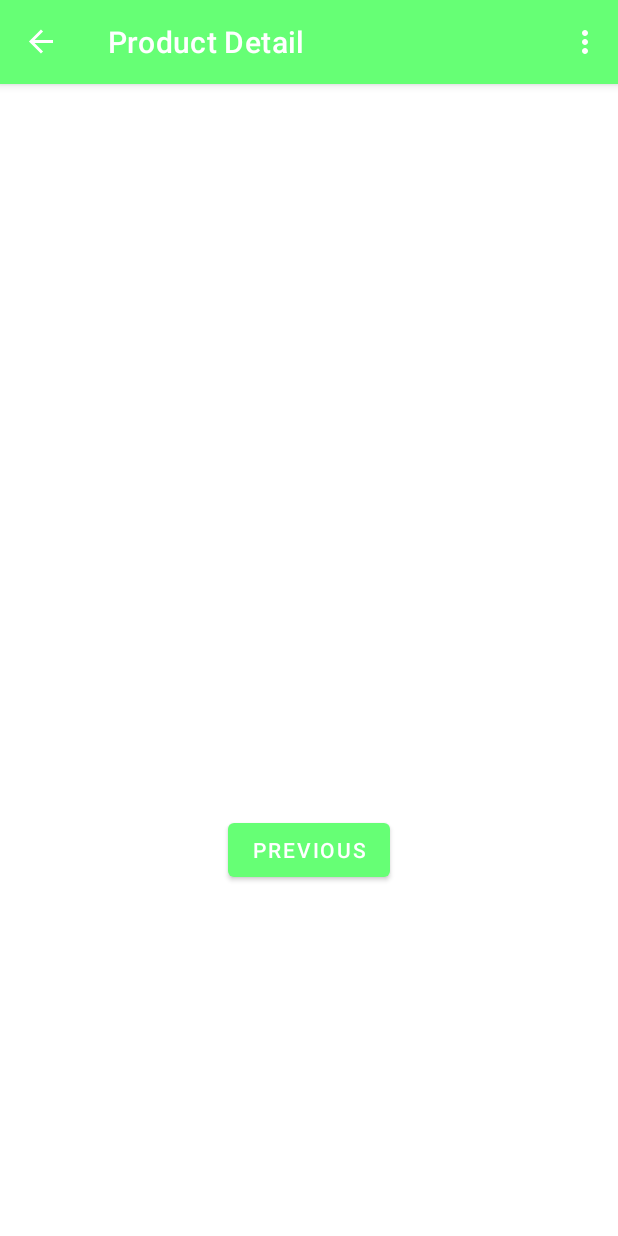
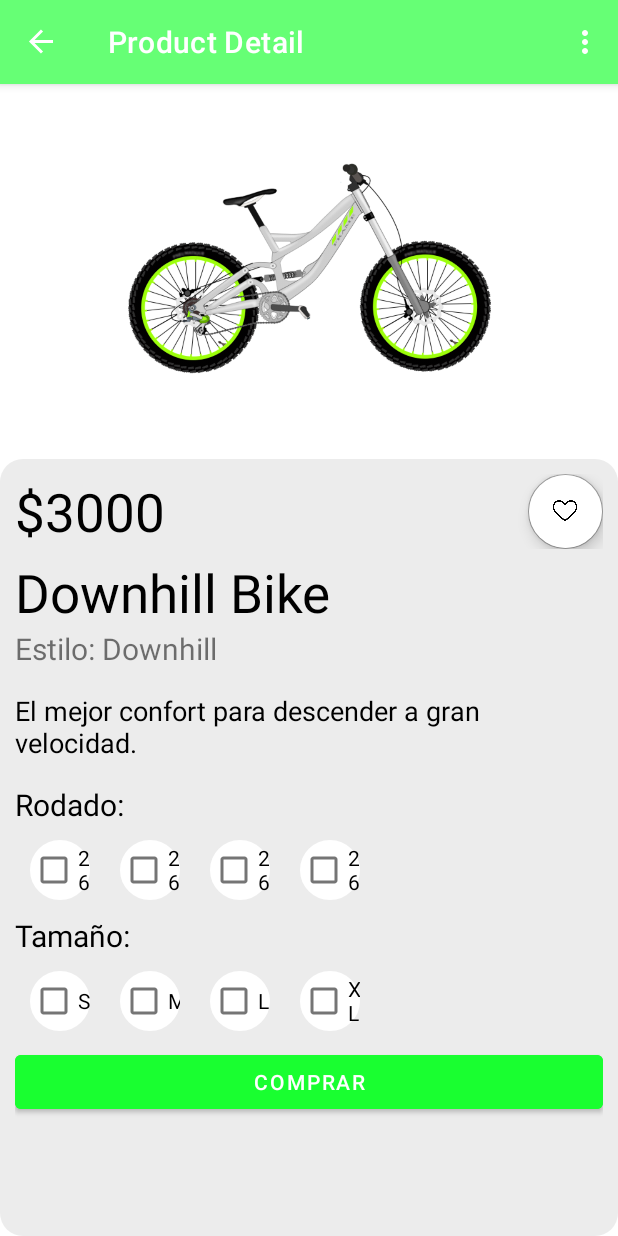
Before and after one commit to TomasAranda/Tienda-Bicicletas, an Android app: the ProductDetailFragment screen opened through its navigation route, on a phone screen of 412 x 824 dp. Run offline under Robolectric (Android 15) with nearby library versions, the phone set to English and light mode, and no system bars; our stand-ins replace navigation-ui.

Commit message:
feat: add product detail fragment

```diff
--- /dev/null
+++ b/app/src/main/res/drawable/checkbox_rodado.xml
@@ -0,0 +1,6 @@
+<?xml version="1.0" encoding="utf-8"?>
+<shape xmlns:android="http://schemas.android.com/apk/res/android" android:shape="rectangle" >
+    <solid android:color="#FAFAFA" />
+    <stroke android:width="2dip" android:color="#000000"/>
+    <corners android:radius="300dp"/>
+</shape>
--- a/app/src/main/res/drawable/rounded_rectangle.xml
+++ b/app/src/main/res/drawable/rounded_rectangle.xml
@@ -1,6 +1,6 @@
 <?xml version="1.0" encoding="utf-8"?>
 <shape xmlns:android="http://schemas.android.com/apk/res/android">
-    <solid android:color="#EE535353" />
+    <solid android:color="#ECECEC" />
 
     <corners
         android:radius="15dp" />
--- a/app/src/main/res/layout/fragment_product_detail.xml
+++ b/app/src/main/res/layout/fragment_product_detail.xml
@@ -1,27 +1,164 @@
 <?xml version="1.0" encoding="utf-8"?>
-<androidx.constraintlayout.widget.ConstraintLayout xmlns:android="http://schemas.android.com/apk/res/android"
+<LinearLayout xmlns:android="http://schemas.android.com/apk/res/android"
     xmlns:app="http://schemas.android.com/apk/res-auto"
     xmlns:tools="http://schemas.android.com/tools"
     android:layout_width="match_parent"
     android:layout_height="match_parent"
+    android:orientation="vertical"
     tools:context=".ProductDetailFragment">
 
+    <ImageView
+        android:layout_width="match_parent"
+        android:layout_height="250dp"
+        android:src="@drawable/downhill_bike"/>
+
+    <LinearLayout
+        android:layout_width="match_parent"
+        android:layout_height="match_parent"
+        android:background="@drawable/rounded_rectangle"
+        android:padding="10dp"
+        android:orientation="vertical">
+        <LinearLayout
+            android:layout_width="match_parent"
+            android:layout_height="wrap_content"
+            android:orientation="horizontal"
+            android:gravity="center"
+            android:layout_marginBottom="5dp">
             <TextView
-        android:id="@+id/textview_second"
+                android:layout_width="0dp"
+                android:layout_weight="1"
+                android:layout_height="wrap_content"
+                android:text="$3000"
+                android:textColor="@color/black"
+                android:textSize="35sp"/>
+            <com.google.android.material.floatingactionbutton.FloatingActionButton
+                android:id="@+id/favorite_button"
+                android:layout_width="50dp"
+                android:layout_height="50dp"
+                android:backgroundTint="@color/white"
+                android:layout_gravity="top|end"
+                app:fabCustomSize="50dp"
+                android:src="@drawable/hearth_icon"/>
+        </LinearLayout>
+        <TextView
             android:layout_width="wrap_content"
             android:layout_height="wrap_content"
-        app:layout_constraintBottom_toTopOf="@id/button_second"
-        app:layout_constraintEnd_toEndOf="parent"
-        app:layout_constraintStart_toStartOf="parent"
-        app:layout_constraintTop_toTopOf="parent" />
+            android:text="Downhill Bike"
+            android:textColor="@color/black"
+            android:textSize="35sp"/>
+        <TextView
+            android:layout_width="wrap_content"
+            android:layout_height="wrap_content"
+            android:text="Estilo: Downhill"
+            android:layout_marginBottom="15dp"
+            android:textSize="20sp"/>
+
+        <TextView
+            android:layout_width="wrap_content"
+            android:layout_height="wrap_content"
+            android:textColor="@color/black"
+            android:layout_marginBottom="15dp"
+            android:text="El mejor confort para descender a gran velocidad."
+            android:textSize="18sp"/>
+
+        <TextView
+            android:layout_width="wrap_content"
+            android:layout_height="wrap_content"
+            android:textColor="@color/black"
+            android:text="Rodado:"
+            android:textSize="20sp"/>
+
+        <LinearLayout
+            android:layout_width="240dp"
+            android:layout_height="wrap_content"
+            android:gravity="center"
+            android:layout_marginVertical="10dp">
+            <CheckBox
+                android:layout_width="40dp"
+                android:layout_height="40dp"
+                android:layout_marginHorizontal="10dp"
+                android:text="26"
+                android:background="@drawable/checkbox_rodado"
+                android:backgroundTint="@color/white"
+                android:textColor="@color/black"/>
+            <CheckBox
+                android:layout_width="40dp"
+                android:layout_height="40dp"
+                android:layout_marginHorizontal="10dp"
+                android:text="26"
+                android:background="@drawable/checkbox_rodado"
+                android:backgroundTint="@color/white"
+                android:textColor="@color/black"/>
+            <CheckBox
+                android:layout_width="40dp"
+                android:layout_height="40dp"
+                android:layout_marginHorizontal="10dp"
+                android:text="26"
+                android:background="@drawable/checkbox_rodado"
+                android:backgroundTint="@color/white"
+                android:textColor="@color/black"/>
+            <CheckBox
+                android:layout_width="40dp"
+                android:layout_height="40dp"
+                android:layout_marginHorizontal="10dp"
+                android:text="26"
+                android:background="@drawable/checkbox_rodado"
+                android:backgroundTint="@color/white"
+                android:textColor="@color/black"/>
+        </LinearLayout>
+
+        <TextView
+            android:layout_width="wrap_content"
+            android:layout_height="wrap_content"
+            android:textColor="@color/black"
+            android:text="Tamaño:"
+            android:textSize="20sp"/>
+
+        <LinearLayout
+            android:layout_width="240dp"
+            android:layout_height="wrap_content"
+            android:gravity="center"
+            android:layout_marginVertical="10dp">
+            <CheckBox
+                android:layout_width="40dp"
+                android:layout_height="40dp"
+                android:layout_marginHorizontal="10dp"
+                android:text="S"
+                android:background="@drawable/checkbox_rodado"
+                android:backgroundTint="@color/white"
+                android:textColor="@color/black"/>
+            <CheckBox
+                android:layout_width="40dp"
+                android:layout_height="40dp"
+                android:layout_marginHorizontal="10dp"
+                android:text="M"
+                android:background="@drawable/checkbox_rodado"
+                android:backgroundTint="@color/white"
+                android:textColor="@color/black"/>
+            <CheckBox
+                android:layout_width="40dp"
+                android:layout_height="40dp"
+                android:layout_marginHorizontal="10dp"
+                android:text="L"
+                android:background="@drawable/checkbox_rodado"
+                android:backgroundTint="@color/white"
+                android:textColor="@color/black"/>
+            <CheckBox
+                android:layout_width="40dp"
+                android:layout_height="40dp"
+                android:layout_marginHorizontal="10dp"
+                android:text="XL"
+                android:background="@drawable/checkbox_rodado"
+                android:backgroundTint="@color/white"
+                android:textColor="@color/black"/>
+        </LinearLayout>
 
         <Button
             android:id="@+id/button_second"
-        android:layout_width="wrap_content"
+            android:layout_width="match_parent"
             android:layout_height="wrap_content"
-        android:text="@string/previous"
-        app:layout_constraintBottom_toBottomOf="parent"
-        app:layout_constraintEnd_toEndOf="parent"
-        app:layout_constraintStart_toStartOf="parent"
-        app:layout_constraintTop_toBottomOf="@id/textview_second" />
-</androidx.constraintlayout.widget.ConstraintLayout>
+            android:backgroundTint="@color/green_700"
+            android:text="@string/comprar"/>
+
+    </LinearLayout>
+</LinearLayout>
--- a/app/src/main/res/values/strings.xml
+++ b/app/src/main/res/values/strings.xml
@@ -5,7 +5,7 @@
     <string name="first_fragment_label">Mountain Bike</string>
     <string name="second_fragment_label">Product Detail</string>
     <string name="next">Next</string>
-    <string name="previous">Previous</string>
+    <string name="comprar">Comprar</string>
 
     <string name="hello_first_fragment">Recomendados</string>
     <string name="hello_second_fragment">Hello second fragment. Arg: %1$s</string>
```
Lines whose indentation alone changed are shown as unchanged.
